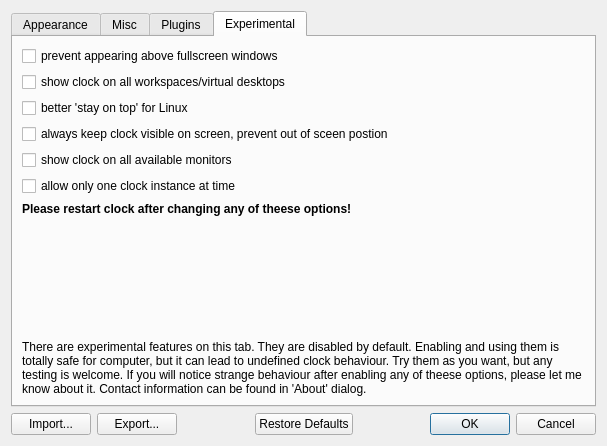
Above: digital_clock/gui/settings_dialog.ui from Kolcha/DigitalClock4 before the change. Below: the same form after it.
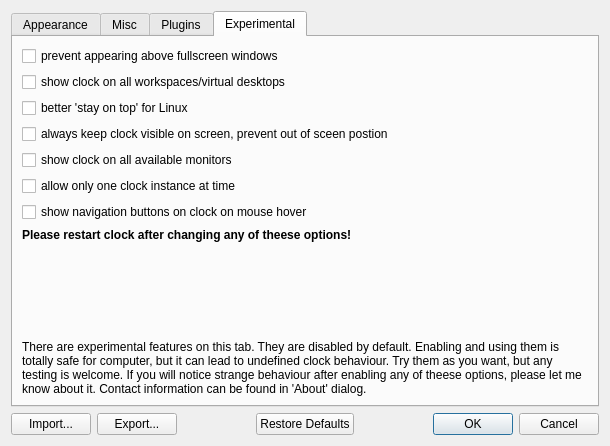
That is the form after the change. The open tabs and pages were chosen to show the change. Icons and pictures are not drawn. Custom widgets are drawn as their Qt base class.

Commit message:
added new config key to enable/disable hover buttons
branch : hover_buttons

The edit to the form file:
```diff
--- a/digital_clock/gui/settings_dialog.ui
+++ b/digital_clock/gui/settings_dialog.ui
@@ -6,7 +6,7 @@
    <rect>
     <x>0</x>
     <y>0</y>
-    <width>607</width>
+    <width>610</width>
     <height>446</height>
    </rect>
   </property>
@@ -931,6 +931,13 @@
          </property>
         </widget>
        </item>
+       <item>
+        <widget class="QCheckBox" name="hover_buttons_enabled">
+         <property name="text">
+          <string>show navigation buttons on clock on mouse hover</string>
+         </property>
+        </widget>
+       </item>
        <item>
         <widget class="QLabel" name="restart_warning_label">
          <property name="font">
```
The commit also changes 6 other files.
